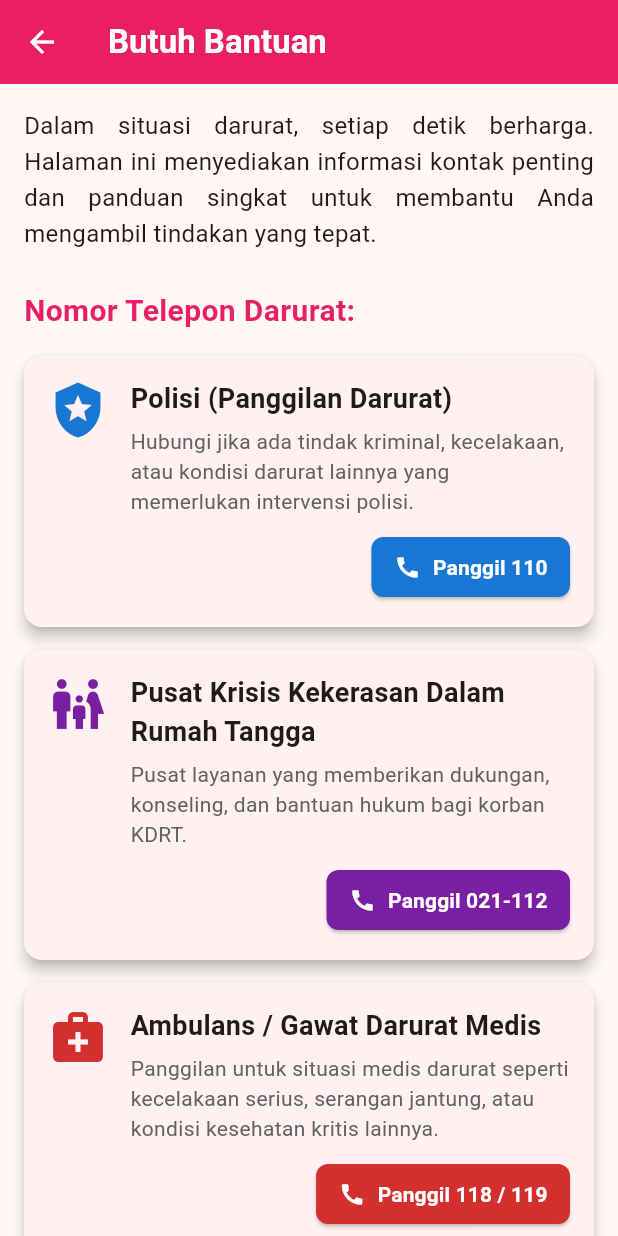
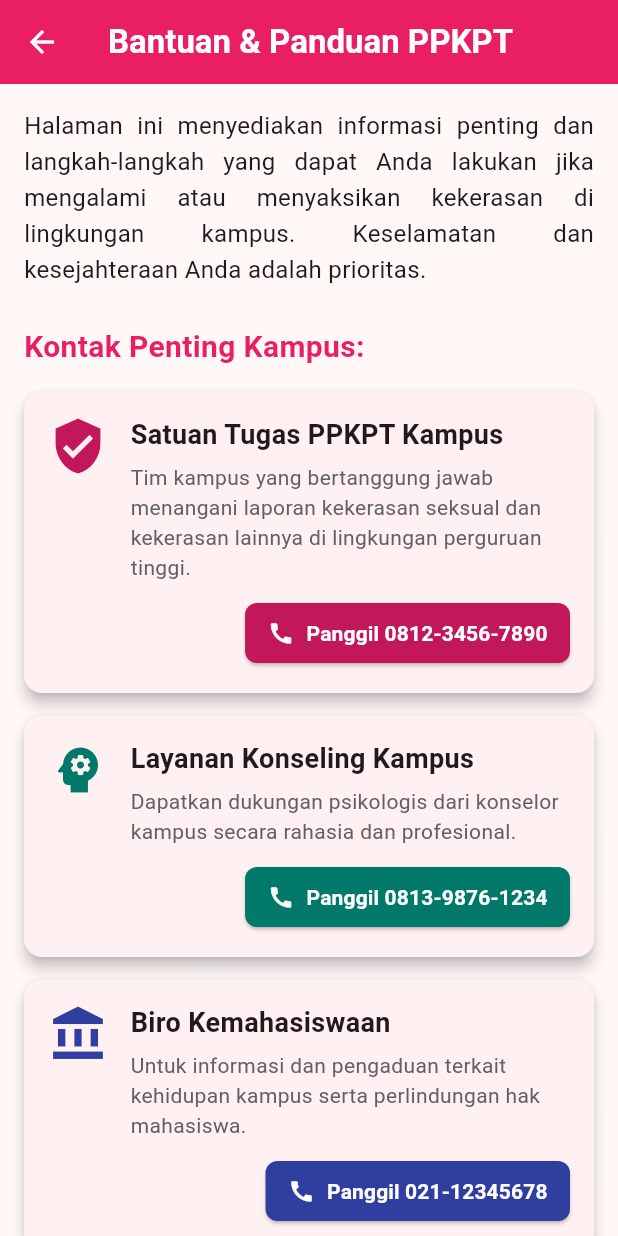
Before and after one commit to yoppp11/pengaduan-app, a Flutter app: the GuideScreen screen opened by its route, on a phone screen of 412 x 824 dp. Run offline on Flutter 3.47's test engine with Material 3 defaults, Android fonts, the phone set to English and light mode, and no system bars; our stand-ins replace cached_network_image, cloud_firestore, firebase_auth, firebase_core, flutter_dotenv, flutter_gemini and 5 more; accounts and stored records are empty; network calls fail.

Commit message:
Update home-page.dart for improved query and messaging related to campus violence

```diff
--- a/lib/views/guide.dart
+++ b/lib/views/guide.dart
@@ -5,14 +5,11 @@ class GuideScreen extends StatelessWidget {
   const GuideScreen({Key? key}) : super(key: key);
 
   Future<void> _makePhoneCall(String phoneNumber) async {
-    final Uri launchUri = Uri(
-      scheme: 'tel',
-      path: phoneNumber,
-    );
+    final Uri launchUri = Uri(scheme: 'tel', path: phoneNumber);
     if (await canLaunchUrl(launchUri)) {
       await launchUrl(launchUri);
     } else {
-      print('Could not launch $phoneNumber');
+      print('Tidak dapat melakukan panggilan ke $phoneNumber');
     }
   }
 
@@ -21,7 +18,7 @@ class GuideScreen extends StatelessWidget {
     return Scaffold(
       appBar: AppBar(
         title: const Text(
-          'Butuh Bantuan',
+          'Bantuan & Panduan PPKPT',
           style: TextStyle(color: Colors.white, fontWeight: FontWeight.bold),
         ),
         backgroundColor: const Color(0xFFE91E63),
@@ -33,14 +30,14 @@ class GuideScreen extends StatelessWidget {
           crossAxisAlignment: CrossAxisAlignment.start,
           children: [
             const Text(
-              'Dalam situasi darurat, setiap detik berharga. Halaman ini menyediakan informasi kontak penting dan panduan singkat untuk membantu Anda mengambil tindakan yang tepat.',
+              'Halaman ini menyediakan informasi penting dan langkah-langkah yang dapat Anda lakukan jika mengalami atau menyaksikan kekerasan di lingkungan kampus. Keselamatan dan kesejahteraan Anda adalah prioritas.',
               style: TextStyle(fontSize: 16, height: 1.5),
               textAlign: TextAlign.justify,
             ),
             const SizedBox(height: 25),
 
             const Text(
-              'Nomor Telepon Darurat:',
+              'Kontak Penting Kampus:',
               style: TextStyle(
                 fontSize: 20,
                 fontWeight: FontWeight.bold,
@@ -51,48 +48,41 @@ class GuideScreen extends StatelessWidget {
 
             _buildEmergencyContactCard(
               context,
-              'Polisi (Panggilan Darurat)',
+              'Satuan Tugas PPKPT Kampus',
+              '0812-3456-7890',
+              'Tim kampus yang bertanggung jawab menangani laporan kekerasan seksual dan kekerasan lainnya di lingkungan perguruan tinggi.',
+              Icons.verified_user,
+              Colors.pink.shade700,
+            ),
+            _buildEmergencyContactCard(
+              context,
+              'Layanan Konseling Kampus',
+              '0813-9876-1234',
+              'Dapatkan dukungan psikologis dari konselor kampus secara rahasia dan profesional.',
+              Icons.psychology,
+              Colors.teal.shade700,
+            ),
+            _buildEmergencyContactCard(
+              context,
+              'Biro Kemahasiswaan',
+              '021-12345678',
+              'Untuk informasi dan pengaduan terkait kehidupan kampus serta perlindungan hak mahasiswa.',
+              Icons.account_balance,
+              Colors.indigo.shade700,
+            ),
+            _buildEmergencyContactCard(
+              context,
+              'Polisi - Unit Perlindungan Perempuan dan Anak (PPA)',
               '110',
-              'Hubungi jika ada tindak kriminal, kecelakaan, atau kondisi darurat lainnya yang memerlukan intervensi polisi.',
+              'Hubungi jika situasi membutuhkan intervensi pihak kepolisian secara langsung.',
               Icons.local_police,
               Colors.blue.shade700,
             ),
-            _buildEmergencyContactCard(
-              context,
-              'Pusat Krisis Kekerasan Dalam Rumah Tangga',
-              '021-112',
-              'Pusat layanan yang memberikan dukungan, konseling, dan bantuan hukum bagi korban KDRT.',
-              Icons.family_restroom,
-              Colors.purple.shade700,
-            ),
-            _buildEmergencyContactCard(
-              context,
-              'Ambulans / Gawat Darurat Medis',
-              '118 / 119',
-              'Panggilan untuk situasi medis darurat seperti kecelakaan serius, serangan jantung, atau kondisi kesehatan kritis lainnya.',
-              Icons.medical_services,
-              Colors.red.shade700,
-            ),
-            _buildEmergencyContactCard(
-              context,
-              'Pemadam Kebakaran',
-              '113',
-              'Hubungi jika terjadi kebakaran atau insiden yang memerlukan penanganan dari dinas pemadam kebakaran.',
-              Icons.fire_truck,
-              Colors.orange.shade700,
-            ),
-             _buildEmergencyContactCard(
-              context,
-              'Basarnas (SAR)',
-              '115',
-              'Untuk operasi pencarian dan penyelamatan dalam bencana alam, kecelakaan laut/udara, atau orang hilang.',
-              Icons.safety_divider,
-              Colors.lightGreen.shade700,
-            ),
+
             const SizedBox(height: 30),
 
             const Text(
-              'Apa yang Harus Dilakukan Saat Kondisi Darurat:',
+              'Langkah yang Dapat Anda Lakukan:',
               style: TextStyle(
                 fontSize: 20,
                 fontWeight: FontWeight.bold,
@@ -102,39 +92,34 @@ class GuideScreen extends StatelessWidget {
             const SizedBox(height: 15),
 
             _buildEducationPoint(
-              '1. Tetap Tenang',
-              'Tarik napas dalam-dalam. Ketenangan membantu Anda berpikir jernih dan mengambil keputusan yang tepat.',
-              Icons.self_improvement,
+              '1. Tetap Tenang dan Cari Tempat Aman',
+              'Jika memungkinkan, segera menjauh dari pelaku dan cari tempat aman di dalam kampus.',
+              Icons.safety_check,
             ),
             _buildEducationPoint(
-              '2. Amankan Diri dan Orang Lain',
-              'Prioritaskan keselamatan. Jika memungkinkan, menjauh dari bahaya langsung.',
-              Icons.shield,
+              '2. Catat Kejadian',
+              'Tulis rincian kejadian selengkap mungkin: waktu, lokasi, pelaku, dan saksi (jika ada).',
+              Icons.note_alt,
             ),
             _buildEducationPoint(
-              '3. Hubungi Nomor Darurat',
-              'Telepon nomor yang sesuai sesegera mungkin. Berikan informasi yang jelas dan ringkas mengenai lokasi dan jenis darurat.',
-              Icons.phone_in_talk,
+              '3. Hubungi Pihak Terkait',
+              'Laporkan ke Satgas PPKPT, dosen, atau pihak yang dipercaya. Gunakan layanan kampus yang tersedia.',
+              Icons.report,
             ),
             _buildEducationPoint(
-              '4. Berikan Informasi Akurat',
-              'Sebutkan lokasi kejadian (alamat lengkap atau patokan), jenis insiden, jumlah korban (jika ada), dan kondisi yang terlihat.',
-              Icons.info_outline,
+              '4. Simpan Bukti',
+              'Jangan hapus pesan, foto, atau barang bukti yang berkaitan dengan kejadian. Ini dapat membantu proses investigasi.',
+              Icons.archive,
             ),
             _buildEducationPoint(
-              '5. Ikuti Instruksi',
-              'Dengarkan baik-baik instruksi dari operator telepon darurat atau petugas yang tiba di lokasi.',
-              Icons.record_voice_over,
+              '5. Dapatkan Dukungan',
+              'Bicaralah dengan konselor atau orang yang Anda percaya. Dukungan emosional sangat penting.',
+              Icons.support,
             ),
             _buildEducationPoint(
-              '6. Dokumentasikan (Jika Aman)',
-              'Jika aman untuk dilakukan, ambil foto atau video sebagai bukti. Ini dapat membantu penyelidikan lebih lanjut.',
-              Icons.camera_alt,
-            ),
-            _buildEducationPoint(
-              '7. Jangan Berangkat Sendiri',
-              'Jika Anda adalah korban atau saksi kekerasan, jangan coba menghadapi situasi sendiri. Cari bantuan dari orang terpercaya atau pihak berwenang.',
-              Icons.group,
+              '6. Jangan Takut Melapor',
+              'Anda berhak atas lingkungan kampus yang aman. Semua laporan akan ditangani secara rahasia dan profesional.',
+              Icons.shield_moon,
             ),
             const SizedBox(height: 30),
           ],
@@ -144,7 +129,13 @@ class GuideScreen extends StatelessWidget {
   }
 
   Widget _buildEmergencyContactCard(
-      BuildContext context, String title, String number, String description, IconData icon, Color color) {
+    BuildContext context,
+    String title,
+    String number,
+    String description,
+    IconData icon,
+    Color color,
+  ) {
     return Card(
       margin: const EdgeInsets.only(bottom: 15),
       elevation: 4,
@@ -160,34 +151,30 @@ class GuideScreen extends StatelessWidget {
               child: Column(
                 crossAxisAlignment: CrossAxisAlignment.start,
                 children: [
-                  Text(
-                    title,
+                  Text(title,
                       style: const TextStyle(
                         fontSize: 18,
                         fontWeight: FontWeight.bold,
-                    ),
-                  ),
+                      )),
                   const SizedBox(height: 5),
-                  Text(
-                    description,
-                    style: TextStyle(fontSize: 14, color: Colors.grey[700]),
-                  ),
+                  Text(description,
+                      style: TextStyle(fontSize: 14, color: Colors.grey[700])),
                   const SizedBox(height: 10),
                   Align(
                     alignment: Alignment.bottomRight,
                     child: ElevatedButton.icon(
-                      onPressed: () => _makePhoneCall(number.replaceAll(' ', '')), // Hapus spasi dari nomor
+                      onPressed: () => _makePhoneCall(number.replaceAll(' ', '')),
                       icon: const Icon(Icons.call, color: Colors.white),
-                      label: Text(
-                        'Panggil $number',
-                        style: const TextStyle(color: Colors.white, fontWeight: FontWeight.bold),
-                      ),
+                      label: Text('Panggil $number',
+                          style: const TextStyle(
+                              color: Colors.white, fontWeight: FontWeight.bold)),
                       style: ElevatedButton.styleFrom(
                         backgroundColor: color,
                         shape: RoundedRectangleBorder(
                           borderRadius: BorderRadius.circular(8),
                         ),
-                        padding: const EdgeInsets.symmetric(horizontal: 15, vertical: 10),
+                        padding: const EdgeInsets.symmetric(
+                            horizontal: 15, vertical: 10),
                       ),
                     ),
                   ),
@@ -212,13 +199,11 @@ class GuideScreen extends StatelessWidget {
             child: Column(
               crossAxisAlignment: CrossAxisAlignment.start,
               children: [
-                Text(
-                  title,
+                Text(title,
                     style: const TextStyle(
                       fontSize: 17,
                       fontWeight: FontWeight.bold,
-                  ),
-                ),
+                    )),
                 const SizedBox(height: 4),
                 Text(
                   description,
--- a/lib/views/home-page.dart
+++ b/lib/views/home-page.dart
@@ -41,7 +41,7 @@ class _HomeScreenState extends State<HomeScreen> {
     const String baseUrl = 'https://newsapi.org/v2';
     final response = await http.get(
       Uri.parse(
-          '$baseUrl/everything?q=kekerasan&language=id&sortBy=publishedAt&pageSize=$limit&apiKey=$apiKey'),
+          '$baseUrl/everything?q=kekerasan+kampus&language=id&sortBy=publishedAt&pageSize=$limit&apiKey=$apiKey'),
     );
 
     if (response.statusCode == 200) {
@@ -64,7 +64,7 @@ class _HomeScreenState extends State<HomeScreen> {
   Future<List<EducationData>> promtGemini() async {
     final response = await Gemini.instance.prompt(parts: [
       Part.text(
-          'berikan saya sebuah informasi edukatif tentang kekerasan dalam rumah tangga guna mengisi data card saya, berikan dalam format json seperti berikut: { "title": "Judul" "description": "Deskripsi","image": "URL Gambar"}, jangan berikan data lain selain data json tersebut, saya hanya perlu data json tersebut. berikan 4 data saja')
+          'berikan saya sebuah informasi edukatif tentang  guna mengisi data card saya, berikan dalam format json seperti berikut: { "title": "Judul" "description": "Deskripsi","image": "URL Gambar"}, jangan berikan data lain selain data json tersebut, saya hanya perlu data json tersebut. berikan 4 data saja')
     ]);
 
     final cleaned =
@@ -256,7 +256,7 @@ class _HomeScreenState extends State<HomeScreen> {
                           ),
                           const SizedBox(height: 8),
                           const Text(
-                            'Anda tidak sendirian. Laporkan kekerasan dalam rumah tangga dan dapatkan bantuan segera.',
+                            'Anda tidak sendirian. Laporkan kekerasan di lingkungan kampus dan dapatkan bantuan segera.',
                             style: TextStyle(
                               fontSize: 16,
                               color: Colors.grey,
```
Also changed, not shown: 4 other files. Lines whose indentation alone changed are shown as unchanged.
